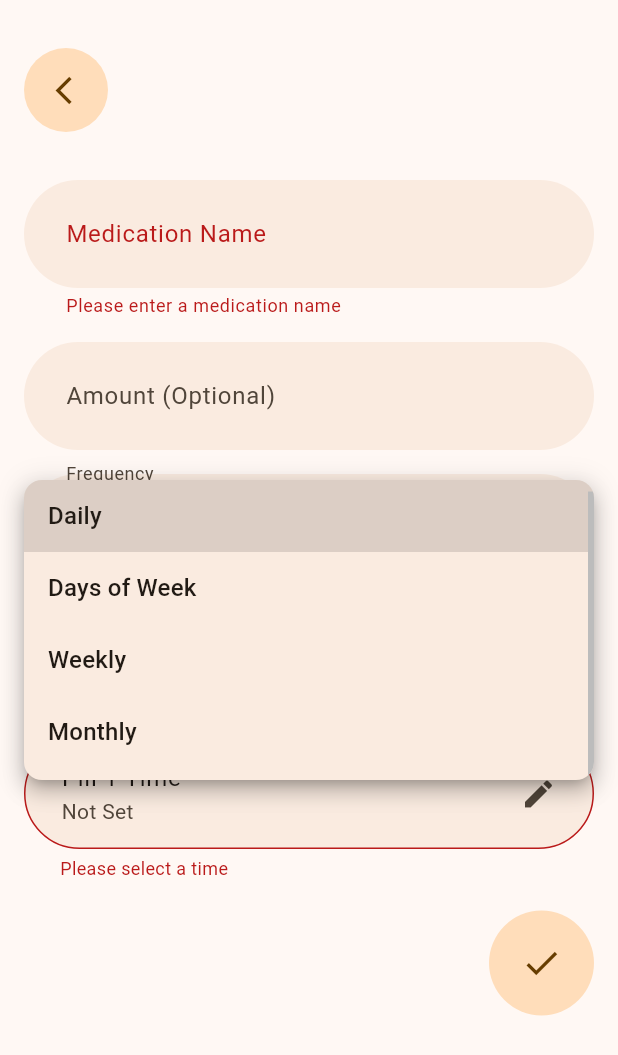
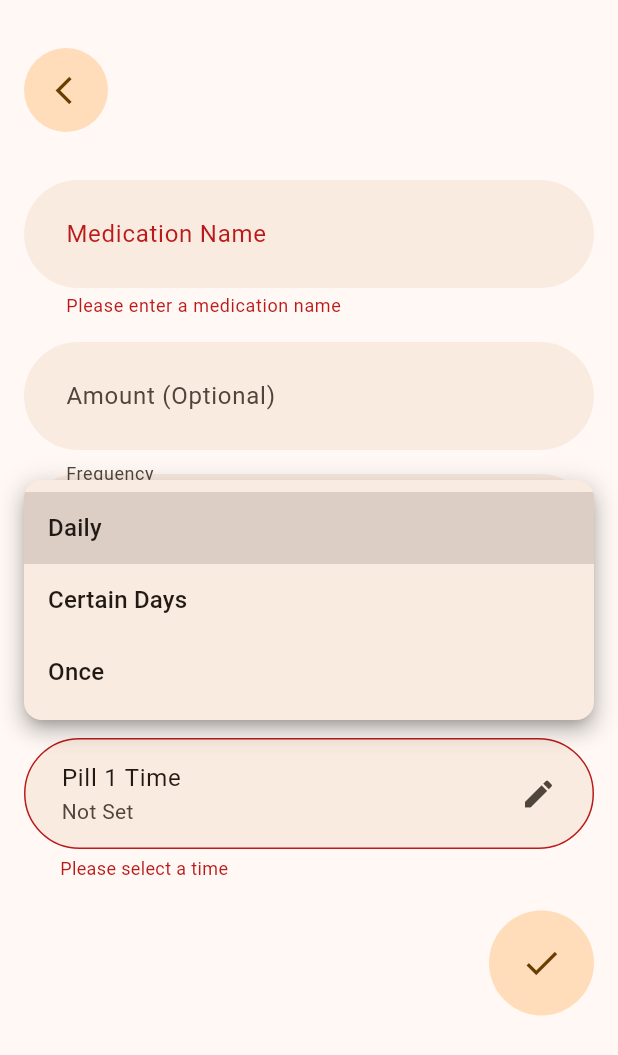
Before and after one commit to MoazSalem/Flutter_Pills_Reminder, a Flutter app: the EditMedicationScreen screen opened directly, after a tap on the "done" icon, after a tap on "Daily", on a phone screen of 412 x 824 dp. Shown: the top 1055 px of the screen. Run offline on Flutter 3.47's test engine with Material 3 defaults, Android fonts, the light colour scheme and no system bars; our stand-ins replace flutter_local_notifications, flutter_timezone, get, hive_ce, hive_ce_flutter, permission_handler and 1 more; accounts and stored records are empty; statements that could not run were skipped.

Commit message:
Remove weekly frequency as it's unnecessary, rename the others

```diff
--- a/lib/core/models/medication_frequency.dart
+++ b/lib/core/models/medication_frequency.dart
@@ -8,14 +8,11 @@ enum MedicationFrequency {
   @HiveField(1)
   daysPerWeek, // e.g. Mon, Wed, Fri
   @HiveField(2)
-  weekly, // Once a specific day of the week
-  @HiveField(3)
-  monthly, // Once a month on specific day
+  once, // Once a month on specific day
 }
 
 Map<MedicationFrequency, String> frequencies = {
   MedicationFrequency.daily: "Daily",
-  MedicationFrequency.weekly: "Weekly",
-  MedicationFrequency.monthly: "Monthly",
-  MedicationFrequency.daysPerWeek: "Days of Week",
+  MedicationFrequency.daysPerWeek: "Certain Days",
+  MedicationFrequency.once: "Once",
 };
--- a/lib/features/medications/presentation/screens/edit_medication_screen/edit_medication_screen.dart
+++ b/lib/features/medications/presentation/screens/edit_medication_screen/edit_medication_screen.dart
@@ -131,8 +131,7 @@ class _EditMedicationScreenState extends State<EditMedicationScreen> {
                 ),
 
                 /// Days selection
-                if (frequency == MedicationFrequency.daysPerWeek ||
-                    frequency == MedicationFrequency.weekly)
+                if (frequency == MedicationFrequency.daysPerWeek)
                   WeekdayPicker(
                     key: ValueKey(frequency),
                     frequency: frequency,
@@ -148,8 +147,8 @@ class _EditMedicationScreenState extends State<EditMedicationScreen> {
                     }),
                   ),
 
-                /// Day of the month if frequency is monthly
-                if (frequency == MedicationFrequency.monthly)
+                /// Day of the month if frequency is once
+                if (frequency == MedicationFrequency.once)
                   DayPicker(
                     selectedDate: monthlyDay,
                     onTap: (DateTime date) {
@@ -224,7 +223,7 @@ class _EditMedicationScreenState extends State<EditMedicationScreen> {
                           color: theme.onErrorContainer,
                         ),
                         onPressed: () async {
-                          frequency == MedicationFrequency.monthly
+                          frequency == MedicationFrequency.once
                               ? {
                                   for (
                                     int i = 0;
@@ -261,11 +260,10 @@ class _EditMedicationScreenState extends State<EditMedicationScreen> {
                           amount: int.tryParse(amountController.text),
                           frequency: frequency,
                           selectedDays:
-                              frequency == MedicationFrequency.weekly ||
-                                  frequency == MedicationFrequency.daysPerWeek
+                              frequency == MedicationFrequency.daysPerWeek
                               ? selectedDays
                               : null,
-                          monthlyDay: frequency == MedicationFrequency.monthly
+                          monthlyDay: frequency == MedicationFrequency.once
                               ? monthlyDay
                               : null,
                           times: List<TimeOfDay>.from(times),
@@ -274,7 +272,7 @@ class _EditMedicationScreenState extends State<EditMedicationScreen> {
                         );
                         if (widget.medication != null) {
                           controller.updateMedication(medication);
-                          frequency == MedicationFrequency.monthly
+                          frequency == MedicationFrequency.once
                               ? [
                                   for (
                                     int i = 0;
@@ -292,7 +290,7 @@ class _EditMedicationScreenState extends State<EditMedicationScreen> {
                         } else {
                           controller.addMedication(medication);
                         }
-                        frequency == MedicationFrequency.monthly
+                        frequency == MedicationFrequency.once
                             ? [
                                 for (
                                   int i = 0;
--- a/lib/features/medications/presentation/screens/edit_medication_screen/widgets/day_picker.dart
+++ b/lib/features/medications/presentation/screens/edit_medication_screen/widgets/day_picker.dart
@@ -20,7 +20,7 @@ class DayPicker extends StatelessWidget {
             contentPadding: const EdgeInsets.symmetric(
               horizontal: AppSizes.largePadding,
             ),
-            title: Text('Day of the Month'),
+            title: Text('Date'),
             subtitle: Text(
               selectedDate == null
                   ? 'Not Set'
--- a/lib/features/medications/presentation/screens/edit_medication_screen/widgets/weekday_picker.dart
+++ b/lib/features/medications/presentation/screens/edit_medication_screen/widgets/weekday_picker.dart
@@ -17,7 +17,6 @@ class WeekdayPicker extends StatelessWidget {
 
   @override
   Widget build(BuildContext context) {
-    final isSingleSelection = frequency == MedicationFrequency.weekly;
     return Padding(
       padding: const EdgeInsets.symmetric(horizontal: AppSizes.largePadding),
       child: Wrap(
@@ -30,15 +29,7 @@ class WeekdayPicker extends StatelessWidget {
             label: Text(day.label),
             selected: selected,
             onSelected: (bool value) {
-              if (isSingleSelection) {
-                // Clear all, select only this one
-                for (final key in days.keys) {
-                  days[key] = false;
-                }
-                onChanged(day, true);
-              } else {
-                onChanged(day, value);
-              }
+              onChanged(day, value);
             },
           );
         }).toList(),
--- a/lib/features/medications/presentation/screens/medication_screen/widgets/frequency_and_days.dart
+++ b/lib/features/medications/presentation/screens/medication_screen/widgets/frequency_and_days.dart
@@ -22,7 +22,7 @@ class FrequencyAndDays extends StatelessWidget {
           if (medication.frequency != MedicationFrequency.daysPerWeek)
             Chip(
               label: Text(
-                "${frequencies[medication.frequency]!}${medication.frequency == MedicationFrequency.monthly ? " On Day ${medication.monthlyDay!.day}" : ''}",
+                "${frequencies[medication.frequency]!}${medication.frequency == MedicationFrequency.once ? " On Day ${medication.monthlyDay!.day}" : ''}",
                 style: AppStyles.subTitle.copyWith(
                   color: theme.onPrimaryContainer,
                 ),
```
Also changed, not shown: lib/core/models/medication_frequency.g.dart, lib/features/medications/data/models/hive/hive_registrar.g.dart.
